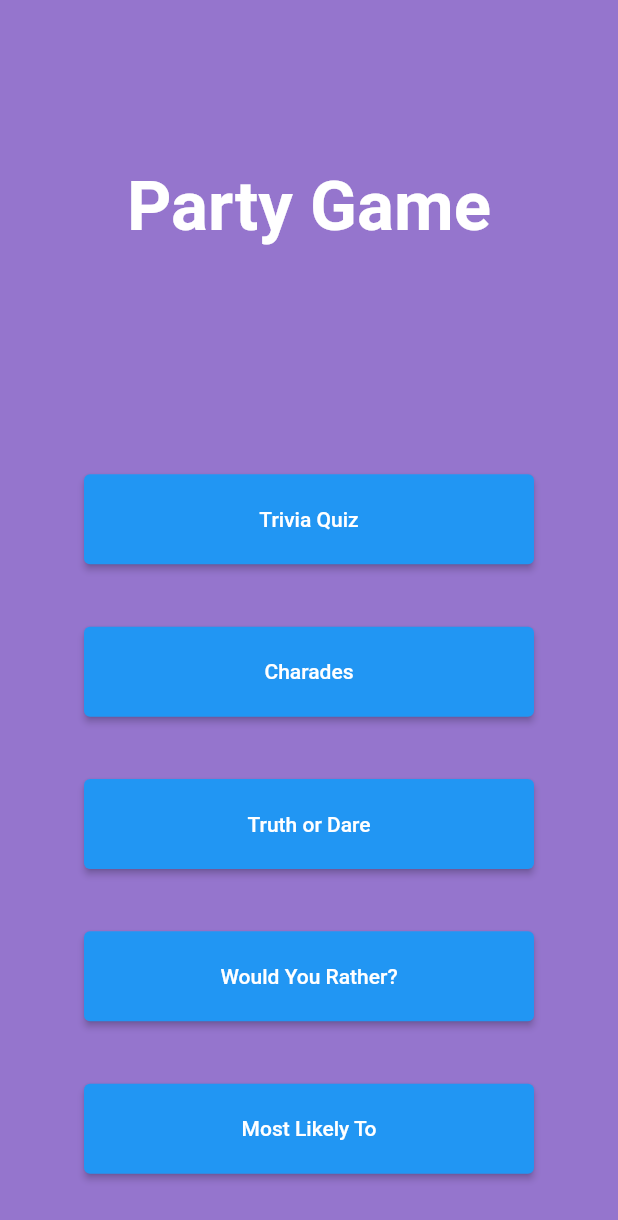
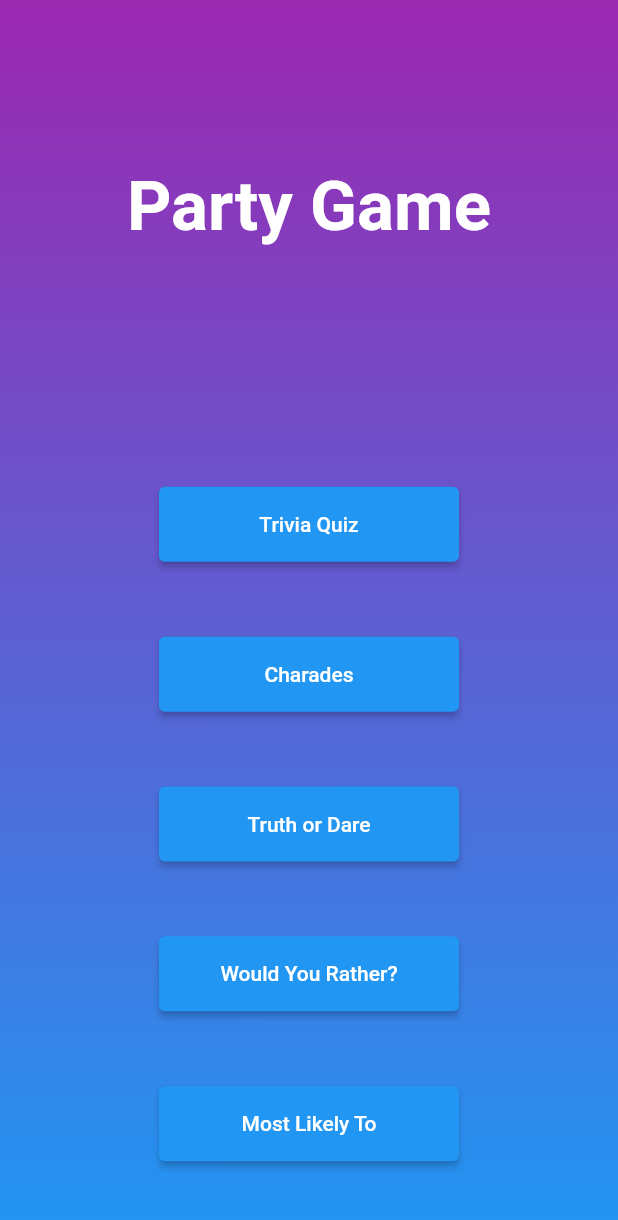
Before and after one commit to SweOlle/Flutter-Quiz-Game, a Flutter app: the screen it shows after launch, on a phone screen of 412 x 824 dp. Shown: the top 1220 px of the screen. Run offline on Flutter 3.47's test engine with Material 2 defaults, Android fonts, the light colour scheme and no system bars.

Commit message:
Added some background design.

```diff
--- a/Game Application/lib/home_page.dart
+++ b/Game Application/lib/home_page.dart
@@ -20,7 +20,15 @@ class _HomePageState extends State<HomePage> {
   Widget build(BuildContext context) {
     return Scaffold(
         backgroundColor: Colors.deepPurple[300],
-      body: Column(
+        body: Container(
+          decoration: BoxDecoration(
+            gradient: LinearGradient(
+              begin: Alignment.topCenter,
+              end: Alignment.bottomCenter,
+              colors: [Colors.purple, Colors.blue],
+            ),
+          ),
+          child: Column(
             children: [
               Container(
                 height: MediaQuery.of(context).size.height / 3,
@@ -38,26 +46,42 @@ class _HomePageState extends State<HomePage> {
                 child: Column(
                   mainAxisAlignment: MainAxisAlignment.spaceEvenly,
                   children: [
-                CustomButton(
-                  buttonText: 'Trivia Quiz',
+                    SizedBox(
+                      width: 200, // Adjust the width as needed
+                      height: 50, // Adjust the height as needed
+                      child: ElevatedButton(
                         onPressed: () {
                           Navigator.push(
                             context,
-                      MaterialPageRoute(builder: (context) => TriviaPage()),
+                            MaterialPageRoute(
+                                builder: (context) => TriviaPage()),
                           );
                         },
+                        child: Text(
+                          'Trivia Quiz',
                         ),
-                CustomButton(
-                  buttonText: 'Charades',
+                      ),
+                    ),
+                    SizedBox(
+                      width: 200, // Adjust the width as needed
+                      height: 50, // Adjust the height as needed
+                      child: ElevatedButton(
                         onPressed: () {
                           Navigator.push(
                             context,
-                      MaterialPageRoute(builder: (context) => CharadesPage()),
+                            MaterialPageRoute(
+                                builder: (context) => CharadesPage()),
                           );
                         },
+                        child: Text(
+                          'Charades',
                         ),
-                CustomButton(
-                  buttonText: 'Truth or Dare',
+                      ),
+                    ),
+                    SizedBox(
+                      width: 200, // Adjust the width as needed
+                      height: 50, // Adjust the height as needed
+                      child: ElevatedButton(
                         onPressed: () {
                           Navigator.push(
                             context,
@@ -65,9 +89,15 @@ class _HomePageState extends State<HomePage> {
                                 builder: (context) => TruthOrDarePage()),
                           );
                         },
+                        child: Text(
+                          'Truth or Dare',
                         ),
-                CustomButton(
-                  buttonText: 'Would You Rather?',
+                      ),
+                    ),
+                    SizedBox(
+                      width: 200, // Adjust the width as needed
+                      height: 50, // Adjust the height as needed
+                      child: ElevatedButton(
                         onPressed: () {
                           Navigator.push(
                             context,
@@ -75,9 +105,15 @@ class _HomePageState extends State<HomePage> {
                                 builder: (context) => WouldYouRatherPage()),
                           );
                         },
+                        child: Text(
+                          'Would You Rather?',
                         ),
-                CustomButton(
-                  buttonText: 'Most Likely To',
+                      ),
+                    ),
+                    SizedBox(
+                      width: 200, // Adjust the width as needed
+                      height: 50, // Adjust the height as needed
+                      child: ElevatedButton(
                         onPressed: () {
                           Navigator.push(
                             context,
@@ -85,35 +121,24 @@ class _HomePageState extends State<HomePage> {
                                 builder: (context) => MostLikelyToPage()),
                           );
                         },
+                        child: Text(
+                          'Most Likely To',
+                        ),
+                      ),
                     ),
                   ],
                 ),
               ),
             ],
           ),
-    );
+        ));
   }
 }
 
-class CustomButton extends StatelessWidget {
-  final String buttonText;
-  final VoidCallback onPressed;
-
-  const CustomButton({
-    required this.buttonText,
-    required this.onPressed,
-    Key? key,
-  }) : super(key: key);
-
-  @override
-  Widget build(BuildContext context) {
-    return SizedBox(
-      height: 60.0,
-      width: 300.0,
-      child: ElevatedButton(
-        onPressed: onPressed,
-        child: Text(buttonText),
-      ),
-    );
-  }
-}
+/*
+decoration: BoxDecoration(
+                gradient: LinearGradient(
+                    begin: Alignment.topCenter,
+                    end: Alignment.bottomCenter,
+                    colors: [Colors.purple, Colors.blue])),
+                    */
```
Lines whose indentation alone changed are shown as unchanged.
